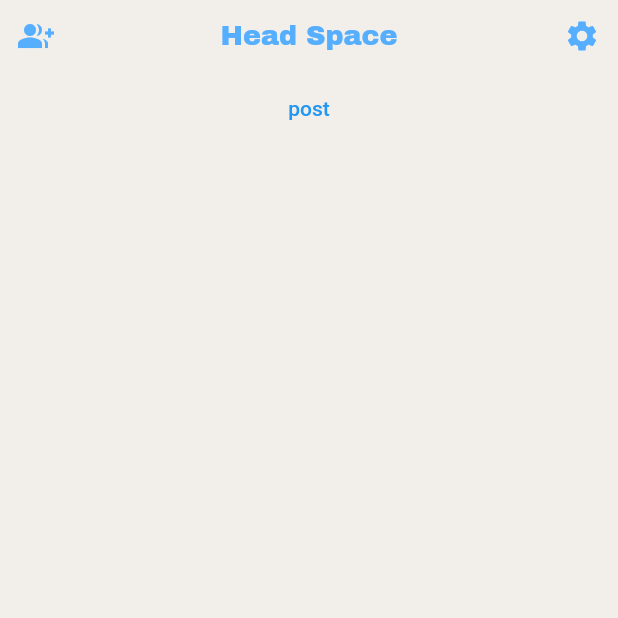
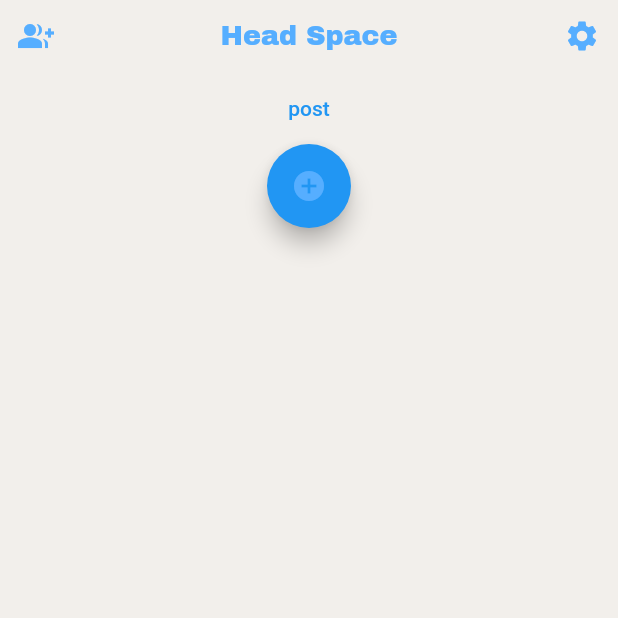
Before and after one commit to IshaanRao/headspace, a Flutter app: the MainPage screen opened directly, on a phone screen of 412 x 824 dp, the top half of it. Run offline on Flutter 3.47's test engine with Material 2 defaults, Android fonts, the phone set to English and light mode, and no system bars; our stand-ins replace camera, cloud_firestore, firebase_auth, firebase_core, firebase_storage, google_fonts; accounts and stored records are empty.

Commit message:
Finished Posting

```diff
--- a/lib/mainpage.dart
+++ b/lib/mainpage.dart
@@ -43,8 +43,15 @@ class MainPageState extends State<MainPage> {
       for (var element in allPosts.docs) {
         String url =
             await storage.child("posts/${element.id}").getDownloadURL();
-        posts.add(PostData(element.data()["caption"], element.data()["madeAt"],
-            element.data()["madeBy"], element.data()["madeByUsername"], url));
+        posts.add(PostData(
+          element.id,
+          element.data()["caption"],
+          element.data()["madeAt"],
+          element.data()["madeBy"],
+          element.data()["madeByUsername"],
+          url,
+          element.data()["comments"],
+        ));
       }
       setState(() {});
       //FirebaseAuth.instance.signOut();
@@ -98,6 +105,10 @@ class MainPageState extends State<MainPage> {
             },
             child: const Text("post"),
           ),
+          FloatingActionButton(
+            onPressed: () {},
+            child: Icon(Icons.add_circle_outlined, color: globals.mainBlue),
+          ),
           Expanded(
             child: SingleChildScrollView(
               child: Column(
@@ -106,7 +117,7 @@ class MainPageState extends State<MainPage> {
                 ],
               ),
             ),
-          )
+          ),
         ]),
       ),
     );
--- a/lib/post.dart
+++ b/lib/post.dart
@@ -49,7 +49,6 @@ class Post extends StatelessWidget {
               child: Image.network(postData.imageUrl),
             ),
           ),
-          Text(postData.caption),
           const SizedBox(height: 30),
         ],
       ),
@@ -58,12 +57,14 @@ class Post extends StatelessWidget {
 }
 
 class PostData {
+  final String id;
   final String caption;
   final int madeAt;
   final String madeBy;
   final String madeByUsername;
   final String imageUrl;
+  final List<dynamic> comments;
 
-  const PostData(this.caption, this.madeAt, this.madeBy, this.madeByUsername,
-      this.imageUrl);
+  const PostData(this.id, this.caption, this.madeAt, this.madeBy,
+      this.madeByUsername, this.imageUrl, this.comments);
 }
```
